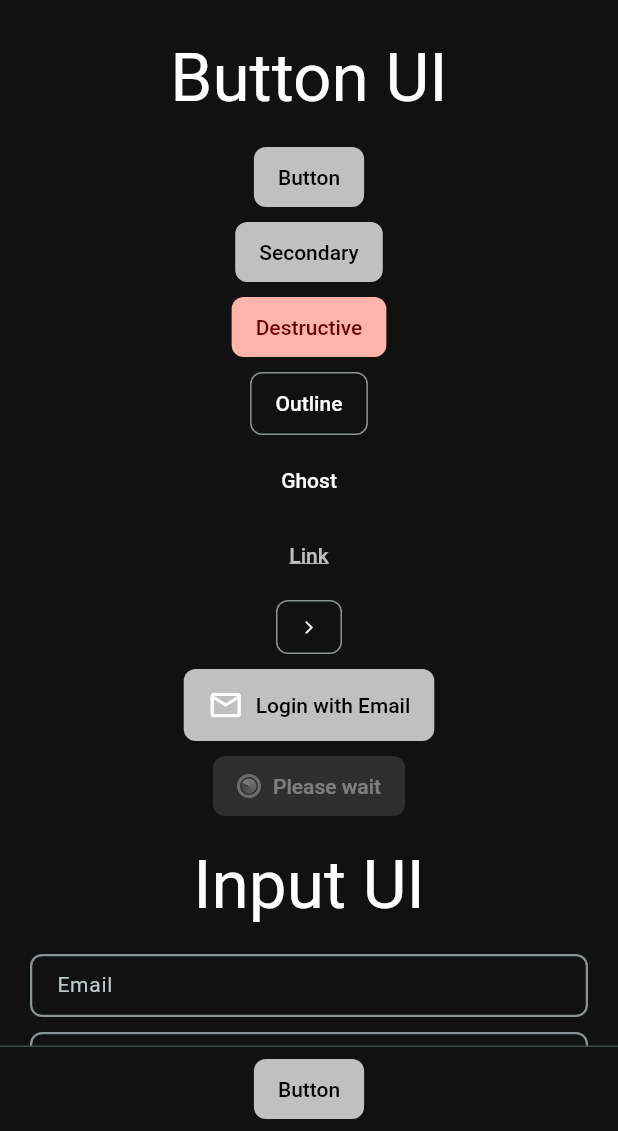
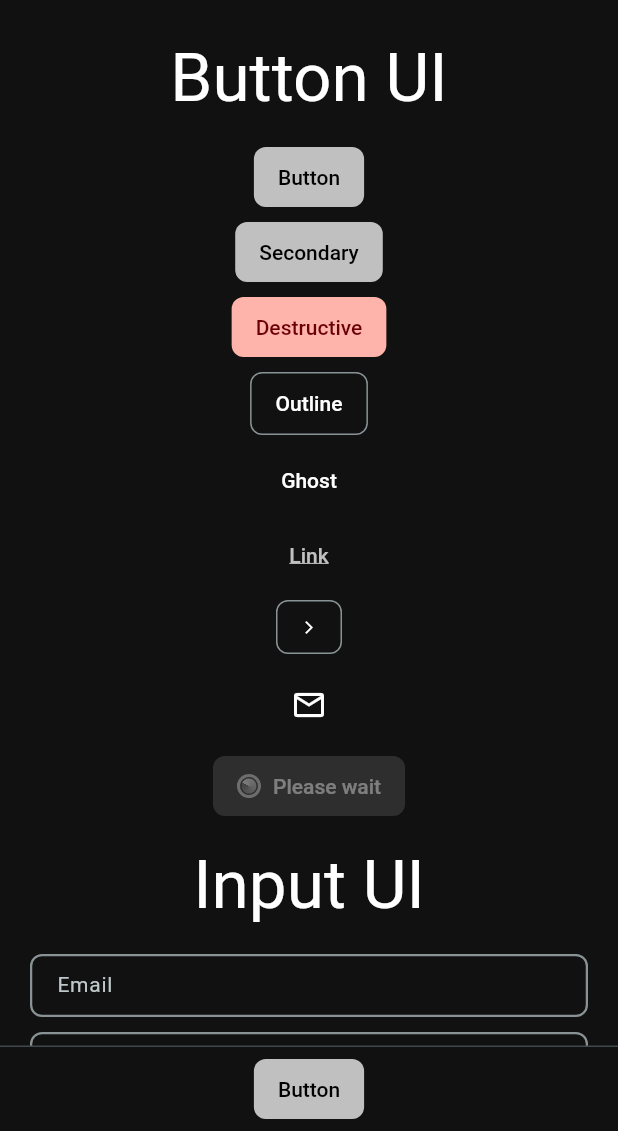
Before and after one commit to alpha-sow/alphasow-ui, a Flutter app: the screen it shows after launch, after a tap on "Secondary", on a phone screen of 412 x 824 dp, the part 105-1236 px from its top. Run offline on Flutter 3.47's test engine with Material 3 defaults, Android fonts, the phone set to English and light mode, and no system bars; our stand-ins replace flex_color_scheme.

Commit message:
fix: button variant

```diff
--- a/example/lib/main.dart
+++ b/example/lib/main.dart
@@ -32,8 +32,7 @@ class HomePage extends StatelessWidget {
         backgroundColor: Theme.of(context).colorScheme.inversePrimary,
         title: Text(title),
         actions: [
-          Button(
-            variant: Variant.ghost,
+          Button.ghost(
             child: const Icon(Icons.sunny),
             onPressed: () {},
           )
--- a/example/lib/widgets/button_widget.dart
+++ b/example/lib/widgets/button_widget.dart
@@ -25,55 +25,48 @@ class ButtonWidget extends StatelessWidget {
               child: const Text('Button'),
             ),
             const SizedBox(height: 10.0),
-            Button(
+            Button.secondary(
               onPressed: () => context.showBanner(
                 message: 'Button clicked successfully!',
                 type: AlertType.warning,
               ),
-              variant: Variant.secondary,
               child: const Text('Secondary'),
             ),
             const SizedBox(height: 10.0),
-            Button(
+            Button.destructive(
               onPressed: () => context.showBanner(
                 message: 'Button clicked successfully!',
                 type: AlertType.error,
               ),
-              variant: Variant.destructive,
               child: const Text('Destructive'),
             ),
             const SizedBox(height: 10.0),
-            Button(
+            Button.outline(
               onPressed: () {},
-              variant: Variant.outline,
               child: const Text('Outline'),
             ),
             const SizedBox(height: 10.0),
-            Button(
+            Button.ghost(
               onPressed: () {},
-              variant: Variant.ghost,
               child: const Text('Ghost'),
             ),
             const SizedBox(height: 10.0),
-            Button(
+            Button.link(
               onPressed: () {},
-              variant: Variant.link,
               child: const Text('Link'),
             ),
             const SizedBox(height: 10.0),
-            Button(
+            Button.outline(
               onPressed: () {},
-              variant: Variant.outline,
               child: const Icon(
                 Icons.arrow_forward_ios,
                 size: 10.0,
               ),
             ),
             const SizedBox(height: 10.0),
-            ButtonIcon(
+            Button.ghost(
               onPressed: () {},
-              label: const Text('Login with Email'),
-              icon: const Icon(Icons.mail_outline),
+              child: const Icon(Icons.mail_outline),
             ),
             const SizedBox(height: 10.0),
             Button(
--- a/example/lib/widgets/show_alert_dailog.dart
+++ b/example/lib/widgets/show_alert_dailog.dart
@@ -15,8 +15,7 @@ class ShowAlertDialog extends StatelessWidget {
             style: Theme.of(context).textTheme.displayMedium,
           ),
         ),
-        Button(
-          variant: Variant.outline,
+        Button.outline(
           onPressed: () => context.showAlertDialog(
             title: const Text(
               'Are you absolutely sure?',
@@ -27,8 +26,7 @@ class ShowAlertDialog extends StatelessWidget {
             content: const Text(
                 'This action cannot be undone. This will permanently delete your account and remove your data from our servers.'),
             actions: <Widget>[
-              Button(
-                variant: Variant.outline,
+              Button.outline(
                 child: const Text('Cancel'),
                 onPressed: () => Navigator.pop(context),
               ),
--- a/lib/src/button/button.dart
+++ b/lib/src/button/button.dart
@@ -1,3 +1 @@
-export 'button_icon.dart';
 export 'button_ui.dart';
-export 'style.dart';
--- a/lib/src/button/button_icon.dart
+++ /dev/null
@@ -1,37 +0,0 @@
-import 'package:alphasow_ui/alphasow_ui.dart';
-import 'package:flutter/widgets.dart';
-
-class ButtonIcon extends StatelessWidget {
-  const ButtonIcon({
-    super.key,
-    this.onPressed,
-    required this.icon,
-    this.label,
-    this.isLoading = false,
-    this.variant,
-  });
-  final void Function()? onPressed;
-  final Widget icon;
-  final Widget? label;
-  final bool isLoading;
-  final Variant? variant;
-
-  @override
-  Widget build(BuildContext context) {
-    return Button(
-      onPressed: onPressed,
-      isLoading: isLoading,
-      variant: variant,
-      child: Row(
-        mainAxisSize: MainAxisSize.min,
-        children: [
-          if (!isLoading) ...[
-            icon,
-            if (label != null) const SizedBox(width: 8.0),
-          ],
-          if (label != null) label!,
-        ],
-      ),
-    );
-  }
-}
--- a/lib/src/button/button_ui.dart
+++ b/lib/src/button/button_ui.dart
@@ -18,7 +18,7 @@ class ButtonColors {
   });
 }
 
-extension VariantExtension on Variant {
+extension _VariantExtension on Variant {
   ButtonColors getColors(BuildContext context) {
     final theme = Theme.of(context);
 
@@ -60,12 +60,47 @@ class Button extends StatefulWidget {
     required this.child,
     required this.onPressed,
     this.isLoading = false,
-    this.variant,
-  });
+  }) : _variant = null;
+
+  const Button.secondary({
+    super.key,
+    required this.child,
+    required this.onPressed,
+    this.isLoading = false,
+  }) : _variant = Variant.secondary;
+
+  const Button.destructive({
+    super.key,
+    required this.child,
+    required this.onPressed,
+    this.isLoading = false,
+  }) : _variant = Variant.destructive;
+
+  const Button.outline({
+    super.key,
+    required this.child,
+    required this.onPressed,
+    this.isLoading = false,
+  }) : _variant = Variant.outline;
+
+  const Button.ghost({
+    super.key,
+    required this.child,
+    required this.onPressed,
+    this.isLoading = false,
+  }) : _variant = Variant.ghost;
+
+  const Button.link({
+    super.key,
+    required this.child,
+    required this.onPressed,
+    this.isLoading = false,
+  }) : _variant = Variant.link;
+
   final Widget child;
   final void Function()? onPressed;
   final bool isLoading;
-  final Variant? variant;
+  final Variant? _variant;
 
   @override
   State<Button> createState() => _ButtonState();
@@ -77,7 +112,7 @@ class _ButtonState extends State<Button> {
   @override
   Widget build(BuildContext context) {
     final theme = Theme.of(context);
-    final colors = widget.variant?.getColors(context) ??
+    final colors = widget._variant?.getColors(context) ??
         ButtonColors(
           textColor: theme.colorScheme.onPrimary,
           backgroundColor: theme.colorScheme.primary,
--- a/lib/src/button/style.dart
+++ /dev/null
@@ -1,3 +0,0 @@
-// This file previously contained Material Design button styling
-// The new Button implementation uses custom styling without Material dependencies
-// and handles all styling internally
```
